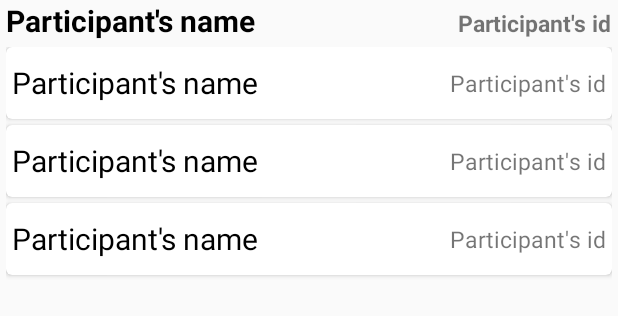
After one commit to M0-AR/SportEvent_Project, an Android app: the layout fragment_list_participant.xml on its own in the app's theme, with its tools: preview values and no code run, on a phone screen of 412 x 824 dp. The commit adds this screen. Shown: the top 316 px of the screen. Run offline under Robolectric (Android 15) with nearby library versions, the phone set to English and light mode, and no system bars.

Commit message:
- Participants is being displayed on the list

```diff
--- a/app/src/main/AndroidManifest.xml
+++ b/app/src/main/AndroidManifest.xml
@@ -10,7 +10,7 @@
         android:supportsRtl="true"
         android:theme="@style/AppTheme">
         <activity android:name=".fragment.StartEventFragment"></activity>
-        <activity android:name=".fragment.ParticipantFragment" />
+        <activity android:name=".fragment.ParticipantListFragment" />
         <activity
             android:name=".MainActivity"
             android:theme="@style/AppTheme.NoActionBar">
--- a/app/src/main/java/com/example/sportevent/data/Participant.java
+++ b/app/src/main/java/com/example/sportevent/data/Participant.java
@@ -2,13 +2,15 @@ package com.example.sportevent.data;
 
 public class Participant {
 
+    // Todo: id should be auto generated by database
     private int id;
     private String name;
     private String email;
     private String address;
     private String phoneNumber;
 
-    public Participant(String name, String email, String address, String phoneNumber) {
+    public Participant(int id, String name, String email, String address, String phoneNumber) {
+        this.id = id;
         this.name = name;
         this.email = email;
         this.address = address;
--- /dev/null
+++ b/app/src/main/res/layout/fragment_list_participant.xml
@@ -0,0 +1,60 @@
+<?xml version="1.0" encoding="utf-8"?>
+<LinearLayout xmlns:android="http://schemas.android.com/apk/res/android"
+    xmlns:app="http://schemas.android.com/apk/res-auto"
+    xmlns:tools="http://schemas.android.com/tools"
+    android:layout_width="match_parent"
+    android:layout_height="match_parent"
+    android:orientation="vertical"
+    tools:context=".fragment.ParticipantListFragment">
+
+    <LinearLayout
+        android:layout_width="match_parent"
+        android:layout_height="wrap_content"
+        android:background="?attr/selectableItemBackground"
+        >
+
+        <TextView
+            android:id="@+id/textView1"
+            android:layout_width="wrap_content"
+            android:layout_height="wrap_content"
+            android:text="@string/participant_name_test"
+            android:textColor="@android:color/black"
+            android:textSize="20sp"
+            android:textStyle="bold"
+            android:maxLines="1"
+            android:ellipsize="end"
+            android:paddingLeft="4dp"
+             />
+
+
+        <View
+            android:layout_width="0dp"
+            android:layout_height="0dp"
+            android:layout_weight="1" />
+
+
+        <TextView
+            android:id="@+id/textView2"
+            android:layout_width="wrap_content"
+            android:layout_height="wrap_content"
+            android:text="@string/participant_id_test"
+            android:textSize="15sp"
+            android:layout_marginStart="8dp"
+            android:ellipsize="end"
+            android:paddingRight="4dp"
+            android:textStyle="bold"
+            android:maxLines="1"
+            />
+
+
+    </LinearLayout>
+
+    <androidx.recyclerview.widget.RecyclerView
+        android:id="@+id/recyclerView"
+        android:layout_width="match_parent"
+        android:layout_height="wrap_content"
+        android:padding="4dp"
+        android:scrollbars="vertical"
+        tools:listitem="@layout/participant_item"/>
+
+</LinearLayout>
--- /dev/null
+++ b/app/src/main/res/layout/participant_item.xml
@@ -0,0 +1,50 @@
+<?xml version="1.0" encoding="utf-8"?>
+<androidx.cardview.widget.CardView xmlns:android="http://schemas.android.com/apk/res/android"
+    android:layout_width="match_parent"
+    android:layout_height="48dp"
+    xmlns:app="http://schemas.android.com/apk/res-auto"
+    android:layout_marginBottom="4dp"
+    app:cardCornerRadius="4dp"
+    >
+
+    <LinearLayout
+        android:layout_width="match_parent"
+        android:layout_height="match_parent"
+        android:gravity="center"
+        android:background="?attr/selectableItemBackground">
+
+
+        <TextView
+            android:id="@+id/textView1"
+            android:layout_width="wrap_content"
+            android:layout_height="wrap_content"
+            android:text="@string/participant_name_test"
+            android:textColor="@android:color/black"
+            android:textSize="20sp"
+            android:maxLines="1"
+            android:ellipsize="end"
+            android:paddingLeft="4dp"
+            />
+
+
+        <View
+            android:layout_width="0dp"
+            android:layout_height="0dp"
+            android:layout_weight="1" />
+
+
+        <TextView
+            android:id="@+id/textView2"
+            android:layout_width="wrap_content"
+            android:layout_height="wrap_content"
+            android:text="@string/participant_id_test"
+            android:textSize="15sp"
+            android:layout_marginStart="8dp"
+            android:maxLines="5"
+            android:ellipsize="end"
+            android:paddingRight="4dp"/>
+
+
+    </LinearLayout>
+
+</androidx.cardview.widget.CardView>
--- a/app/src/main/res/navigation/nav_graph.xml
+++ b/app/src/main/res/navigation/nav_graph.xml
@@ -51,9 +51,9 @@
     </fragment>
     <fragment
         android:id="@+id/participant"
-        android:name="com.example.sportevent.fragment.ParticipantFragment"
+        android:name="com.example.sportevent.fragment.ParticipantListFragment"
         android:label="fragment_participant"
-        tools:layout="@layout/fragment_participant" />
+        tools:layout="@layout/fragment_list_participant" />
     <fragment
         android:id="@+id/startEvent"
         android:name="com.example.sportevent.fragment.StartEventFragment"
--- a/app/src/main/res/values/strings.xml
+++ b/app/src/main/res/values/strings.xml
@@ -11,4 +11,6 @@
     <string name="event_description">Event description xml</string>
     <string name="participants">Participants</string>
     <string name="start_event">Start</string>
+    <string name="participant_name_test">Participant\'s name</string>
+    <string name="participant_id_test">Participant\'s id</string>
 </resources>
```
Also changed, not shown: app/src/main/java/com/example/sportevent/fragment/ParticipantFragment.java (deleted, +0 -22 lines), app/src/main/java/com/example/sportevent/fragment/ParticipantListFragment.java (added, +45 -0 lines), app/src/main/java/com/example/sportevent/fragment/adapters/ParticipantAdapter.java (added, +60 -0 lines), app/src/main/res/layout/fragment_participant.xml (deleted, +0 -15 lines).
